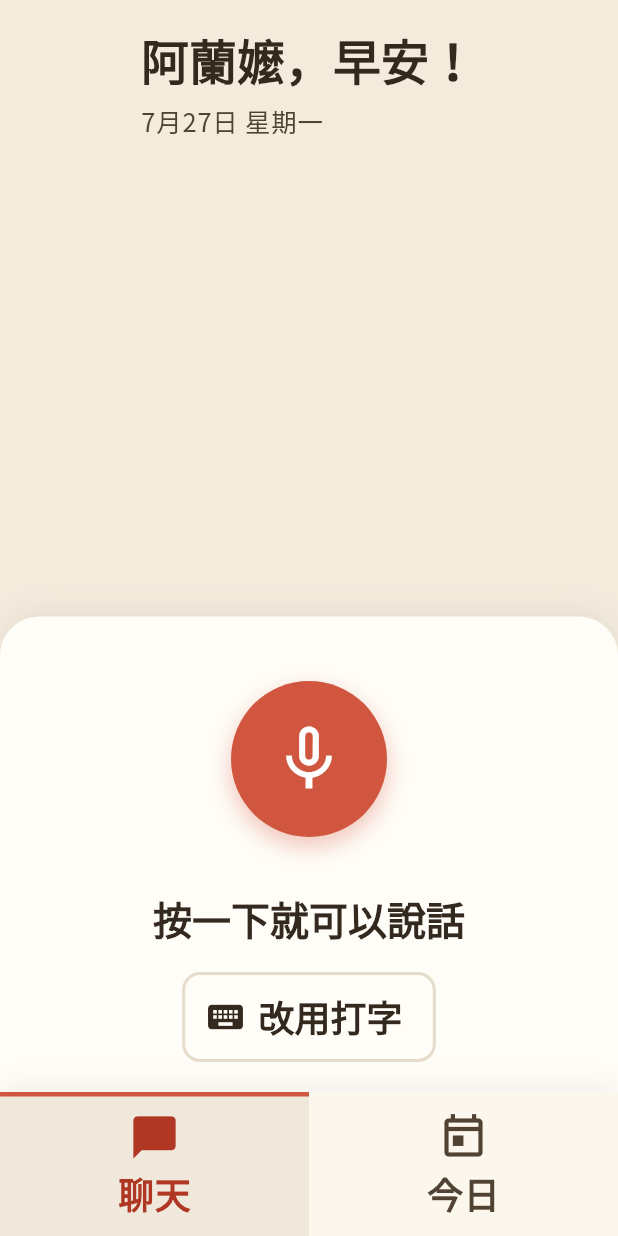
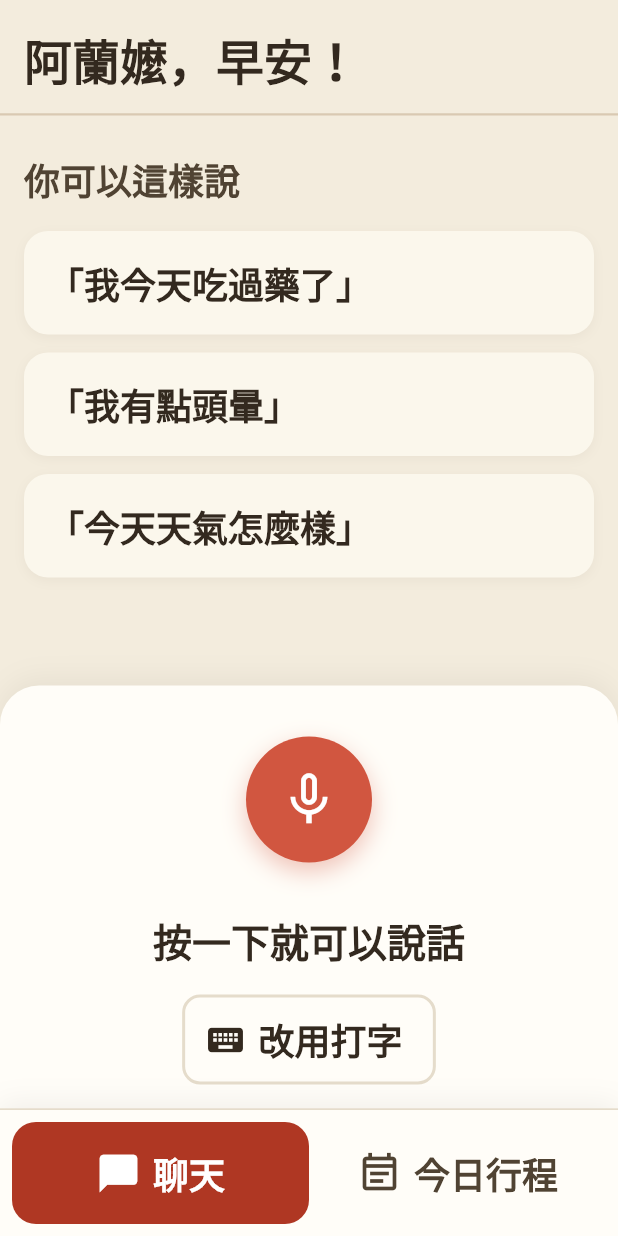
Before and after one commit to 45678XYZ/ai-elder-care, a Flutter app: the ChatScreen screen opened by its route, on a phone screen of 412 x 824 dp. Run offline on Flutter 3.47's test engine with Material 3 defaults, Android fonts, the phone set to English and light mode, and no system bars; our stand-ins replace fl_chart, flutter_local_notifications, flutter_timezone, flutter_tts, go_router, google_fonts and 4 more; missing offline and left inert: lunar, record; accounts and stored records are empty; Roboto replaces fonts that are missing (Noto Serif Tc).

Commit message:
style(app): 字體改依用途分工、輸入框改無框、聊天頁與底部分頁改版
字體原本的規則是「>=24sp 一律襯線」，但長者模式內文全在 24sp 以上，
等於整個 App 都是明體。明體橫畫細，對比敏感度下降的長輩讀起來是實質
負擔，西文（如 email）用襯線渲染也跟中文不搭。改成依用途分工：標題與
大數字留襯線（含農民曆牌面），內文、按鈕、輸入框走黑體。

輸入框原本米色框配米色底幾乎看不見。改為不畫框，靠近白的底色加陰影
從紙底浮起來；框只在聚焦時出現，初次設定另外保留錯誤時的紅框——這兩
種狀態一定要看得見，前者是鍵盤操作的位置線索，後者要指出是哪一欄有
問題。佔位文字換成對欄位底 4.9:1 的顏色，密碼欄的佔位文字拿掉（跟上
方 label 完全重複）。

聊天頁：拿掉問候語下的日期（今日行程頁的農民曆牌面已經是日期來源），
補一條橫線讓下方讀得出是聊天室；還沒講過話時放三句範例，一整片留白
會讓長輩不確定是不是按錯了。麥克風圓球從 104 縮到 84，把空間留給對話
內容，仍遠大於 60dp 觸控下限。

底部分頁：原本選中整格淡底色加一條頂線，層次弱又佔畫面。改為選中那格
整塊上朱紅、白字白 icon——「我現在在哪裡」要一眼看得出來，細線或淡底
色的差異在老花與強光下都容易失守。icon 與文字改橫排，「今日」改成
「今日行程」並換成行程本 icon。

```diff
--- a/app/lib/elder/elder_shell.dart
+++ b/app/lib/elder/elder_shell.dart
@@ -17,11 +17,17 @@ class ElderShell extends StatelessWidget {
       body: navigationShell,
       bottomNavigationBar: Container(
         decoration: const BoxDecoration(
-          color: AppColors.card,
+          color: AppColors.cardAlt,
+          border: Border(
+            top: BorderSide(color: AppColors.border, width: 1),
+          ),
           boxShadow: AppShadows.voicePanel,
         ),
         child: SafeArea(
           top: false,
+          child: Padding(
+            padding: const EdgeInsets.symmetric(
+                horizontal: AppSpacing.sm, vertical: AppSpacing.sm),
             child: Row(
               children: [
                 _ElderTab(
@@ -32,13 +38,14 @@ class ElderShell extends StatelessWidget {
                   onTap: () => navigationShell.goBranch(0),
                 ),
                 _ElderTab(
-                icon: Icons.today_outlined,
-                selectedIcon: Icons.today,
-                label: '今日',
+                  icon: Icons.event_note_outlined,
+                  selectedIcon: Icons.event_note,
+                  label: '今日行程',
                   selected: navigationShell.currentIndex == 1,
                   onTap: () => navigationShell.goBranch(1),
                 ),
               ],
+            ),
           ),
         ),
       ),
@@ -63,7 +70,8 @@ class _ElderTab extends StatelessWidget {
 
   @override
   Widget build(BuildContext context) {
-    final color = selected ? AppColors.accentText : AppColors.inkSecondary;
+    final text = Theme.of(context).textTheme;
+    final color = selected ? Colors.white : AppColors.inkSecondary;
     return Expanded(
       child: Semantics(
         selected: selected,
@@ -71,32 +79,30 @@ class _ElderTab extends StatelessWidget {
         label: label,
         child: InkWell(
           onTap: onTap,
+          borderRadius: const BorderRadius.all(AppRadius.card),
           child: Container(
-            constraints: const BoxConstraints(minHeight: 72), // >=60dp 觸控
-            padding: const EdgeInsets.symmetric(vertical: 10),
+            constraints: const BoxConstraints(minHeight: 68), // >=60dp 觸控
+            padding: const EdgeInsets.symmetric(
+                horizontal: AppSpacing.sm, vertical: AppSpacing.md),
+            // 選中的那一格整塊上朱紅、白字白 icon：對長輩來說「我現在在哪裡」
+            // 要一眼看得出來，細線或淡底色的差異在老花與強光下都容易失守。
+            // 形狀（實心／空心 icon）另外承載一次，不只靠顏色（§9）。
             decoration: BoxDecoration(
-              color: selected ? AppColors.chipSurface : Colors.transparent,
-              border: Border(
-                top: BorderSide(
-                  color: selected ? AppColors.accent : Colors.transparent,
-                  width: 3,
+              color: selected ? AppColors.accentText : Colors.transparent,
+              borderRadius: const BorderRadius.all(AppRadius.card),
             ),
-              ),
-            ),
-            child: Column(
-              // min：底部列高度限制是鬆的（可到滿版），不設 min 會讓 tab 撐滿整個
-              // 畫面、把 body（聊天畫面）壓成 0 高度。
+            child: Row(
               mainAxisSize: MainAxisSize.min,
               mainAxisAlignment: MainAxisAlignment.center,
               children: [
-                Icon(selected ? selectedIcon : icon, size: 34, color: color),
-                const SizedBox(height: 2),
-                Text(
+                Icon(selected ? selectedIcon : icon, size: 30, color: color),
+                const SizedBox(width: AppSpacing.sm),
+                // Flexible：兩倍字級時「今日行程」會換行而不是撐破格子。
+                Flexible(
+                  child: Text(
                     label,
-                  style: TextStyle(
-                    fontSize: 24, // 長者字級下限
-                    fontWeight: FontWeight.w700,
-                    color: color,
+                    textAlign: TextAlign.center,
+                    style: text.headlineSmall?.copyWith(color: color),
                   ),
                 ),
               ],
--- a/app/lib/elder/screens/chat_screen.dart
+++ b/app/lib/elder/screens/chat_screen.dart
@@ -236,24 +236,32 @@ class _ChatScreenState extends State<ChatScreen>
 
   Widget _buildHeader(BuildContext context) {
     final text = Theme.of(context).textTheme;
-    return Padding(
-      padding: const EdgeInsets.fromLTRB(16, 16, 16, 8),
-      child: Column(
-        crossAxisAlignment: CrossAxisAlignment.start,
-        children: [
+    return Column(
+      crossAxisAlignment: CrossAxisAlignment.stretch,
+      children: [
+        Padding(
+          padding: const EdgeInsets.fromLTRB(16, 16, 16, 12),
           // 問候語依時段變化；不放語言切換（§5.1）。
-          Text('${AppSession.instance.displayName}，${_greeting()}！',
+          // 不放日期——今日頁的農民曆牌面已經是日期的來源，這裡重複只是雜訊。
+          child: Text('${AppSession.instance.displayName}，${_greeting()}！',
               style: text.headlineLarge),
-          const SizedBox(height: 4),
-          Text(_todayLabel(),
-              style: text.bodyLarge?.copyWith(color: AppColors.inkSecondary)),
-        ],
-      ),
+        ),
+        // 橫線把問候語與對話區切開，讓下方看得出來是一個「聊天室」而不是同一段內容。
+        const Divider(
+            height: 1, thickness: 1.5, color: AppColors.borderDashed),
+      ],
     );
   }
 
   Widget _buildConversation(BuildContext context) {
     final text = Theme.of(context).textTheme;
+
+    // 還沒講過話時這塊是空的——一整片留白會讓長輩不確定自己是不是按錯了。
+    // 放範例句而不是插圖：它同時回答「這裡能做什麼」和「我該說什麼」。
+    if (_question.isEmpty && _result == null && _error == null) {
+      return const _ConversationHint();
+    }
+
     return ListView(
       padding: const EdgeInsets.symmetric(horizontal: 16, vertical: 8),
       children: [
@@ -287,7 +295,7 @@ class _ChatScreenState extends State<ChatScreen>
         borderRadius: AppRadius.voicePanel,
         boxShadow: AppShadows.voicePanel,
       ),
-      padding: const EdgeInsets.fromLTRB(16, 20, 16, 20),
+      padding: const EdgeInsets.fromLTRB(16, 14, 16, 16),
       child: Column(
         mainAxisSize: MainAxisSize.min,
         children: [
@@ -346,10 +354,46 @@ class _ChatScreenState extends State<ChatScreen>
     return '晚安';
   }
 
-  String _todayLabel() {
-    final now = DateTime.now();
-    const week = ['一', '二', '三', '四', '五', '六', '日'];
-    return '${now.month}月${now.day}日 星期${week[now.weekday - 1]}';
+}
+
+/// 開始對話前的引導。純顯示，不可互動——長者模式的三個互動額度要留給
+/// 麥克風、打字、底部分頁。
+class _ConversationHint extends StatelessWidget {
+  const _ConversationHint();
+
+  /// 挑日常會用到的三句：一句回報、一句身體狀況、一句閒聊，
+  /// 讓長輩看得出「什麼都可以說」而不只是查資料。
+  static const _examples = [
+    '我今天吃過藥了',
+    '我有點頭暈',
+    '今天天氣怎麼樣',
+  ];
+
+  @override
+  Widget build(BuildContext context) {
+    final text = Theme.of(context).textTheme;
+    return ListView(
+      padding: const EdgeInsets.fromLTRB(16, 24, 16, 8),
+      children: [
+        Text('你可以這樣說',
+            style: text.headlineSmall?.copyWith(color: AppColors.inkSecondary)),
+        const SizedBox(height: AppSpacing.lg),
+        for (final line in _examples) ...[
+          Container(
+            width: double.infinity,
+            padding: const EdgeInsets.symmetric(
+                horizontal: AppSpacing.lg, vertical: AppSpacing.lg),
+            decoration: const BoxDecoration(
+              color: AppColors.card,
+              borderRadius: BorderRadius.all(AppRadius.card),
+              boxShadow: AppShadows.card,
+            ),
+            child: Text('「$line」', style: text.headlineSmall),
+          ),
+          const SizedBox(height: AppSpacing.md),
+        ],
+      ],
+    );
   }
 }
 
@@ -367,7 +411,8 @@ class _MicOrb extends StatelessWidget {
   final bool reduceMotion;
   final VoidCallback onTap;
 
-  static const double _size = 104;
+  /// 圓球直徑。仍遠大於 60dp 觸控下限，縮小是為了把畫面留給對話內容。
+  static const double _size = 84;
 
   @override
   Widget build(BuildContext context) {
@@ -384,8 +429,9 @@ class _MicOrb extends StatelessWidget {
       child: GestureDetector(
         onTap: onTap,
         child: SizedBox(
-          width: 150,
-          height: 150,
+          // 比圓球大一圈，容納脈動外環的最大半徑。
+          width: 124,
+          height: 124,
           child: Center(
             child: Stack(
               alignment: Alignment.center,
@@ -394,8 +440,8 @@ class _MicOrb extends StatelessWidget {
                   AnimatedBuilder(
                     animation: pulse,
                     builder: (_, __) => Container(
-                      width: _size + 46 * pulse.value,
-                      height: _size + 46 * pulse.value,
+                      width: _size + 38 * pulse.value,
+                      height: _size + 38 * pulse.value,
                       decoration: BoxDecoration(
                         shape: BoxShape.circle,
                         color: AppColors.accent
@@ -425,8 +471,8 @@ class _MicOrb extends StatelessWidget {
         ),
         alignment: Alignment.center,
         child: Container(
-          width: 46,
-          height: 46,
+          width: 40,
+          height: 40,
           decoration: BoxDecoration(
             color: AppColors.accentText,
             borderRadius: BorderRadius.circular(10),
@@ -461,7 +507,7 @@ class _MicOrb extends StatelessWidget {
               border: Border.all(color: AppColors.accentPressed, width: 5),
             ),
       alignment: Alignment.center,
-      child: Icon(icon, size: 52, color: Colors.white),
+      child: Icon(icon, size: 42, color: Colors.white),
     );
   }
 }
@@ -563,13 +609,11 @@ class _TextInputSheetState extends State<_TextInputSheet> {
             style: text.headlineSmall,
             decoration: const InputDecoration(
               hintText: '想問什麼都可以',
-              hintStyle: TextStyle(color: AppColors.chevron),
+              hintStyle: TextStyle(color: AppColors.hint),
               filled: true,
-              fillColor: AppColors.card,
-              enabledBorder: OutlineInputBorder(
-                borderRadius: BorderRadius.all(AppRadius.field),
-                borderSide: BorderSide(color: AppColors.border),
-              ),
+              fillColor: AppColors.cardAlt,
+              // 不畫框，與其他輸入欄一致；框只在聚焦時出現。
+              enabledBorder: InputBorder.none,
               focusedBorder: OutlineInputBorder(
                 borderRadius: BorderRadius.all(AppRadius.field),
                 borderSide: BorderSide(color: AppColors.accent, width: 2),
```
Also changed, not shown: app/lib/caregiver/screens/setup_screen.dart (+5 -6 lines), app/lib/elder/screens/today_screen.dart (+59 -0 lines), app/lib/theme/app_theme.dart (+18 -5 lines). Lines whose indentation alone changed are shown as unchanged.
